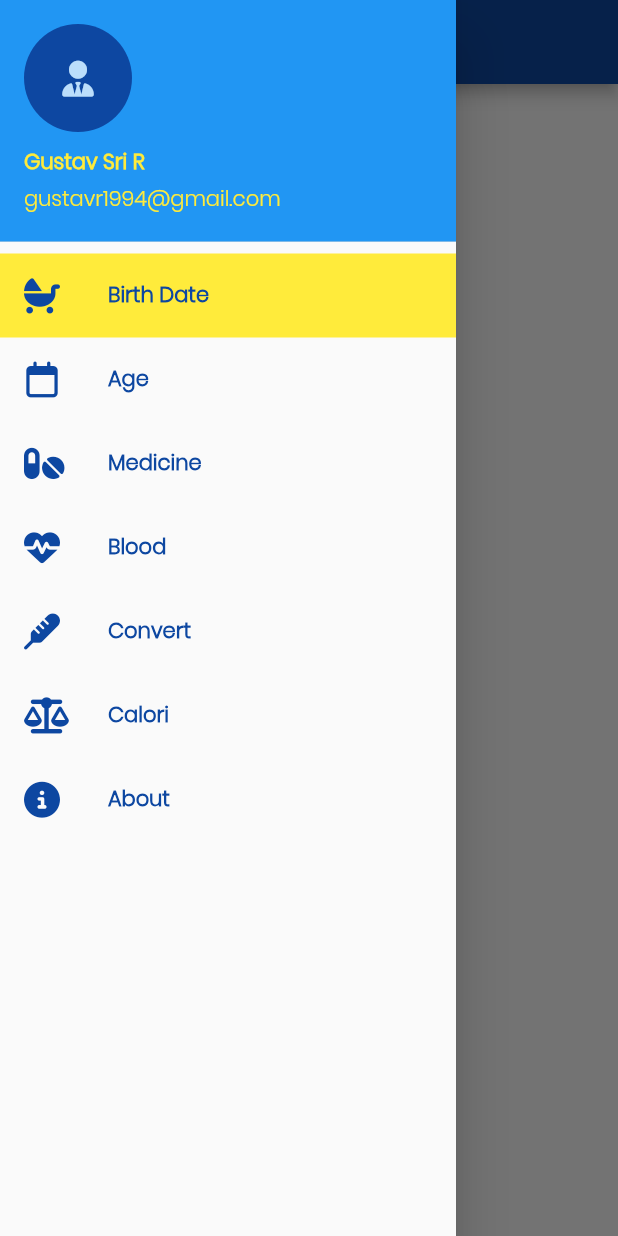
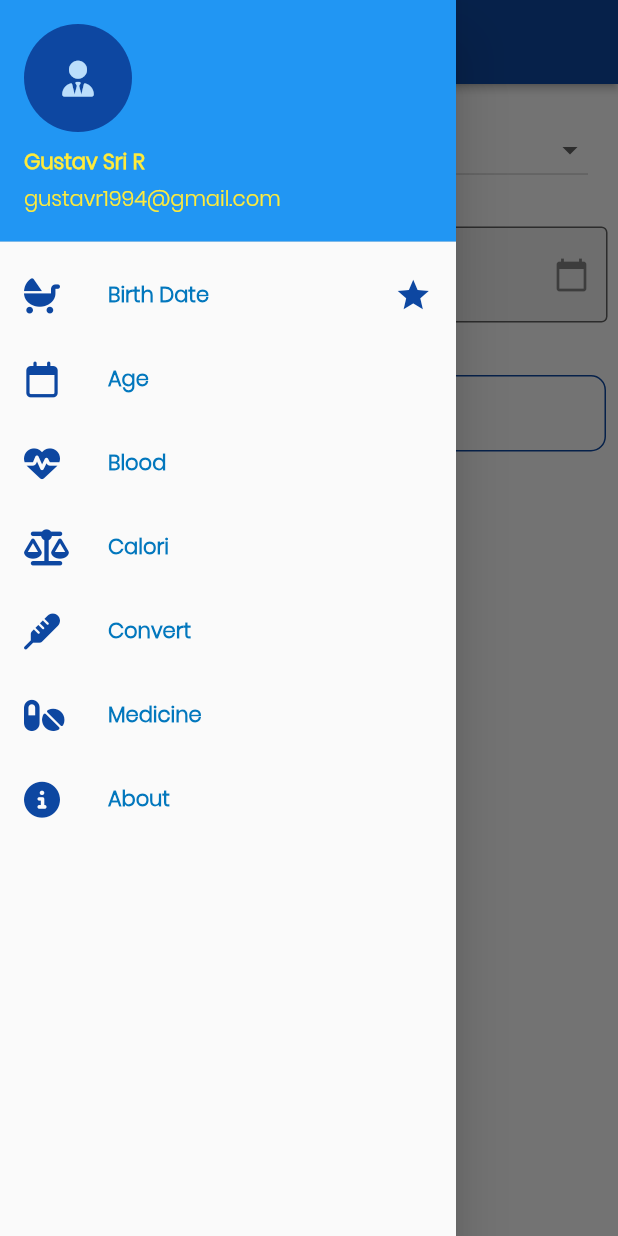
Before and after one commit to gustavsr1994/vetzone, a Flutter app: the screen it shows after launch, with the side drawer open, on a phone screen of 412 x 824 dp. Run offline on Flutter 3.47's test engine with Material 2 defaults, Android fonts, the phone set to English and light mode, and no system bars; drawn by our look-alikes of datetime_picker_formfield; our stand-ins replace bubble_tab_indicator, font_awesome_flutter, get.

Commit message:
refactor code migrate version flutter

```diff
--- a/vetzone/lib/assets/common/constant/constant_string.dart
+++ b/vetzone/lib/assets/common/constant/constant_string.dart
@@ -1,6 +1,47 @@
+import 'package:font_awesome_flutter/font_awesome_flutter.dart';
+import 'package:vetzone/statemanagement/controller/navigation_controller.dart';
+import 'package:vetzone/views/AboutPage.dart';
+import 'package:vetzone/views/Age.dart';
+import 'package:vetzone/views/BirthDate.dart';
+import 'package:vetzone/views/Blood.dart';
+import 'package:vetzone/views/Calori.dart';
+import 'package:vetzone/views/Convert.dart';
+import 'package:vetzone/views/Medicine.dart';
+
 class TitleString {
-  String BIRTH_DATE_TITLE = 'Birth Date';
+  List<NavModel> list_menu = [
+    NavModel(
+        iconMenu: FontAwesomeIcons.babyCarriage,
+        titleMenu: 'Birth Date',
+        menuWidget: BirthDateMenu()),
+    NavModel(
+        iconMenu: FontAwesomeIcons.calendar,
+        titleMenu: 'Age',
+        menuWidget: AgeMenu()),
+    NavModel(
+        iconMenu: FontAwesomeIcons.heartbeat,
+        titleMenu: 'Blood',
+        menuWidget: BloodMenu()),
+    NavModel(
+        iconMenu: FontAwesomeIcons.balanceScale,
+        titleMenu: 'Calori',
+        menuWidget: CaloriMenu()),
+    NavModel(
+        iconMenu: FontAwesomeIcons.thermometer,
+        titleMenu: 'Convert',
+        menuWidget: ConvertMenu()),
+    NavModel(
+        iconMenu: FontAwesomeIcons.pills,
+        titleMenu: 'Medicine',
+        menuWidget: MedicineMenu()),
+    NavModel(
+        iconMenu: FontAwesomeIcons.infoCircle,
+        titleMenu: 'About',
+        menuWidget: AboutPage()),
+  ];
 }
+
+class MenuModel {}
 
 class FieldString {
   String TYPE_PETS = 'SELECT TYPE PETS';
--- a/vetzone/lib/assets/common/style/color_palette.dart
+++ b/vetzone/lib/assets/common/style/color_palette.dart
@@ -3,9 +3,9 @@ library color;
 import 'package:flutter/material.dart';
 
 class ColorPalettes {
-  Color lightPrimary = Color(0xfffcfcff);
-  Color primaryDarkColor = Colors.blue[900];
-  Color primaryColor = Colors.lightBlue[800];
-  Color accentColor = Colors.yellow[500];
-  Color errorColor = Color(0xffe11e27);
+  Color? lightPrimary = Color(0xfffcfcff);
+  Color? primaryDarkColor = Colors.blue[900];
+  Color? primaryColor = Colors.lightBlue[800];
+  Color? accentColor = Colors.yellow[500];
+  Color? errorColor = Color(0xffe11e27);
 }
--- a/vetzone/lib/assets/widget/card/card_custom.dart
+++ b/vetzone/lib/assets/widget/card/card_custom.dart
@@ -5,7 +5,7 @@ import 'package:vetzone/assets/common/style/color_palette.dart';
 class CardCustom extends StatelessWidget {
   final String title;
   final String result;
-  CardCustom({this.title, this.result});
+  CardCustom({required this.title, required this.result});
 
   final titleStringCommon = TitleString();
   final fieldStringCommon = FieldString();
@@ -21,7 +21,7 @@ class CardCustom extends StatelessWidget {
             padding: EdgeInsets.all(12),
             margin: EdgeInsets.all(8),
             decoration: BoxDecoration(
-                border: Border.all(color: colorPalettes.primaryDarkColor),
+                border: Border.all(color: colorPalettes.primaryDarkColor!),
                 borderRadius: BorderRadius.circular(10)),
             child: Text(
               result,
--- a/vetzone/lib/main.dart
+++ b/vetzone/lib/main.dart
@@ -11,6 +11,7 @@ class MyApp extends StatelessWidget {
   Widget build(BuildContext context) {
     return GetMaterialApp(
       title: 'Vet Zone',
+      debugShowCheckedModeBanner: false,
       theme: ThemeData(
           fontFamily: 'Poppins',
           primaryColorDark: ColorPalettes().primaryDarkColor,
--- a/vetzone/lib/statemanagement/controller/navigation_controller.dart
+++ b/vetzone/lib/statemanagement/controller/navigation_controller.dart
@@ -1,8 +1,31 @@
+import 'package:flutter/material.dart';
 import 'package:get/get.dart';
-import 'package:vetzone/views/BirthDate.dart';
+import 'package:vetzone/assets/common/constant/constant_string.dart';
 
-class NavigationController extends GetxController with StateMixin<String> {
+class NavigationController extends GetxController with StateMixin<NavModel> {
   void changeMenu(String nameMenu) async {
-    change(nameMenu, status: RxStatus.success());
+    final listMenu = TitleString().list_menu;
+    Get.back();
+    for (var item in listMenu) {
+      if (nameMenu == item.titleMenu) {
+        change(
+            NavModel(
+                iconMenu: item.iconMenu,
+                titleMenu: item.titleMenu,
+                menuWidget: item.menuWidget),
+            status: RxStatus.success());
+      }
+    }
   }
 }
+
+class NavModel {
+  IconData iconMenu;
+  String titleMenu;
+  Widget menuWidget;
+
+  NavModel(
+      {required this.iconMenu,
+      required this.titleMenu,
+      required this.menuWidget});
+}
--- a/vetzone/lib/statemanagement/providers/AgeProv.dart
+++ b/vetzone/lib/statemanagement/providers/AgeProv.dart
@@ -2,7 +2,7 @@ import 'package:flutter/cupertino.dart';
 
 class AgeProv with ChangeNotifier {
   AgeProv();
-  String resultAge = null;
+  String? resultAge = "";
 
   void setAge(DateTime birthDate) {
     DateTime currentDate = DateTime.now();
@@ -24,8 +24,8 @@ class AgeProv with ChangeNotifier {
         ' months, ' +
         days.toString() +
         ' days';
-        notifyListeners();
+    notifyListeners();
   }
 
-  String get getResultAge => resultAge;
+  String get getResultAge => resultAge!;
 }
--- a/vetzone/lib/statemanagement/providers/BirthProv.dart
+++ b/vetzone/lib/statemanagement/providers/BirthProv.dart
@@ -3,7 +3,7 @@ import 'package:vetzone/assets/common/utils/date_formatter.dart';
 
 class BirthProv with ChangeNotifier {
   BirthProv();
-  String birthDate;
+  String? birthDate = "";
   void setBirth(int type, DateTime marriageDate) {
     switch (type) {
       case 0:
@@ -38,5 +38,5 @@ class BirthProv with ChangeNotifier {
     // birthDate = marriageDate;
   }
 
-  String get getResultBirth => birthDate;
+  String get getResultBirth => birthDate!;
 }
--- a/vetzone/lib/statemanagement/providers/ConvertProv.dart
+++ b/vetzone/lib/statemanagement/providers/ConvertProv.dart
@@ -2,7 +2,7 @@ import 'package:flutter/cupertino.dart';
 
 class ConvertProv with ChangeNotifier {
   ConvertProv();
-  String result;
+  String? result;
   void setConvertMassa(int value, int unit1, int unit2) {
     switch (unit1) {
       case 1:
@@ -207,5 +207,5 @@ class ConvertProv with ChangeNotifier {
     notifyListeners();
   }
 
-  String get getResult => result;
+  String get getResult => result!;
 }
--- a/vetzone/lib/views/MainMenu.dart
+++ b/vetzone/lib/views/MainMenu.dart
@@ -1,7 +1,6 @@
 import 'package:flutter/material.dart';
 import 'package:get/get.dart';
 import 'package:vetzone/statemanagement/controller/navigation_controller.dart';
-import 'package:vetzone/views/BirthDate.dart';
 import 'package:vetzone/widgets/DrawerNavigation.dart';
 import 'package:vetzone/widgets/HeaderTitle.dart';
 
@@ -23,16 +22,13 @@ class _MainMenuState extends State<MainMenu> {
     return Scaffold(
       appBar: AppBar(
         backgroundColor: Theme.of(context).primaryColorDark,
-        title: HeaderTitle(
-          context: context,
-          title: 'Vet Zone',
-        ),
+        elevation: 2,
+        title: menuNavController.obx((state) => HeaderTitle(
+              context: context,
+              title: state!.titleMenu,
+            )),
       ),
-      body: SafeArea(
-        child: Container(
-          child: Text('Main Menu'),
-        ),
-      ),
+      body: menuNavController.obx((state) => state!.menuWidget),
       drawer: DrawerNavigation(),
     );
   }
--- a/vetzone/lib/widgets/DrawerNavigation.dart
+++ b/vetzone/lib/widgets/DrawerNavigation.dart
@@ -1,19 +1,13 @@
 import 'package:flutter/material.dart';
 import 'package:font_awesome_flutter/font_awesome_flutter.dart';
 import 'package:get/get.dart';
+import 'package:vetzone/assets/common/constant/constant_string.dart';
 import 'package:vetzone/assets/common/style/color_palette.dart';
 import 'package:vetzone/statemanagement/controller/navigation_controller.dart';
-import 'package:vetzone/views/Age.dart';
-import 'package:vetzone/views/BirthDate.dart';
-import 'package:vetzone/views/Blood.dart';
-import 'package:vetzone/views/Calori.dart';
-import 'package:vetzone/views/Convert.dart';
-import 'package:vetzone/views/MainMenu.dart';
-import 'package:vetzone/views/Medicine.dart';
 
 class DrawerNavigation extends StatelessWidget {
-  var menuNavController = Get.put(NavigationController());
-
+  final menuNavController = Get.put(NavigationController());
+  final listMenu = TitleString().list_menu;
   @override
   Widget build(BuildContext context) {
     return Drawer(
@@ -36,114 +30,129 @@ class DrawerNavigation extends StatelessWidget {
               child: Icon(FontAwesomeIcons.userTie),
             ),
           ),
+          // ignore: sdk_version_ui_as_code
+          for (var index = 0; index < listMenu.length; index++)
             menuNavController.obx((state) => (ListTile(
-                selected: state == "Birth Date" ? true : false,
-                selectedTileColor: ColorPalettes().accentColor,
+                  trailing: state!.titleMenu == listMenu[index].titleMenu
+                      ? Icon(
+                          Icons.star,
+                          size: 25,
+                          color: ColorPalettes().primaryDarkColor,
+                        )
+                      : SizedBox(),
                   leading: IconTheme(
                       data: IconThemeData(
                           color: Theme.of(context).primaryColorDark),
-                    child: Icon(FontAwesomeIcons.babyCarriage)),
+                      child: Icon(listMenu[index].iconMenu)),
                   title: Text(
-                  'Birth Date',
+                    listMenu[index].titleMenu,
                     style: TextStyle(
-                      color: Theme.of(context).primaryColorDark,
+                        color: Theme.of(context).primaryColor,
                         fontWeight: FontWeight.bold),
                   ),
                   onTap: () {
-                  menuNavController.changeMenu('Birth Date');
+                    menuNavController.changeMenu(listMenu[index].titleMenu);
                   },
-              ))),
-          ListTile(
-              leading: IconTheme(
-                  data:
-                      IconThemeData(color: Theme.of(context).primaryColorDark),
-                  child: Icon(FontAwesomeIcons.calendar)),
-              title: Text(
-                'Age',
-                style: TextStyle(
-                    color: Theme.of(context).primaryColorDark,
-                    fontWeight: FontWeight.bold),
-              ),
-              onTap: () {
-                menuNavController.changeMenu('Age');
-                Navigator.of(context).push(MaterialPageRoute(
-                    builder: (BuildContext context) => AgeMenu()));
-              }),
-          ListTile(
-            leading: IconTheme(
-                data: IconThemeData(color: Theme.of(context).primaryColorDark),
-                child: Icon(FontAwesomeIcons.pills)),
-            title: Text(
-              'Medicine',
-              style: TextStyle(
-                  color: Theme.of(context).primaryColorDark,
-                  fontWeight: FontWeight.bold),
-            ),
-            onTap: () {
-              Navigator.of(context).push(MaterialPageRoute(
-                  builder: (BuildContext context) => MedicineMenu()));
-            },
-          ),
-          ListTile(
-            leading: IconTheme(
-                data: IconThemeData(color: Theme.of(context).primaryColorDark),
-                child: Icon(FontAwesomeIcons.heartbeat)),
-            title: Text(
-              'Blood',
-              style: TextStyle(
-                  color: Theme.of(context).primaryColorDark,
-                  fontWeight: FontWeight.bold),
-            ),
-            onTap: () {
-              Navigator.of(context).push(MaterialPageRoute(
-                  builder: (BuildContext context) => BloodMenu()));
-            },
-          ),
-          ListTile(
-            leading: IconTheme(
-                data: IconThemeData(color: Theme.of(context).primaryColorDark),
-                child: Icon(FontAwesomeIcons.thermometer)),
-            title: Text(
-              'Convert',
-              style: TextStyle(
-                  color: Theme.of(context).primaryColorDark,
-                  fontWeight: FontWeight.bold),
-            ),
-            onTap: () {
-              Navigator.of(context).push(MaterialPageRoute(
-                  builder: (BuildContext context) => ConvertMenu()));
-            },
-          ),
-          ListTile(
-            leading: IconTheme(
-                data: IconThemeData(color: Theme.of(context).primaryColorDark),
-                child: Icon(FontAwesomeIcons.balanceScale)),
-            title: Text(
-              'Calori',
-              style: TextStyle(
-                  color: Theme.of(context).primaryColorDark,
-                  fontWeight: FontWeight.bold),
-            ),
-            onTap: () {
-              Navigator.of(context).push(MaterialPageRoute(
-                  builder: (BuildContext context) => CaloriMenu()));
-            },
-          ),
-          ListTile(
-            leading: IconTheme(
-                data: IconThemeData(color: Theme.of(context).primaryColorDark),
-                child: Icon(FontAwesomeIcons.infoCircle)),
-            title: Text(
-              'About',
-              style: TextStyle(
-                  color: Theme.of(context).primaryColorDark,
-                  fontWeight: FontWeight.bold),
-            ),
-            onTap: () {
-              Navigator.of(context).push(MaterialPageRoute(
-                  builder: (BuildContext context) => MainMenu()));
-            },
-          ),
+                )))
+
+          // menuNavController.obx(
+          //   (state) => ListTile(
+          //       trailing: state.titleMenu == "Age"
+          //           ? Icon(
+          //               Icons.star,
+          //               size: 25,
+          //               color: ColorPalettes().primaryDarkColor,
+          //             )
+          //           : SizedBox(),
+          //       leading: IconTheme(
+          //           data: IconThemeData(
+          //               color: Theme.of(context).primaryColorDark),
+          //           child: Icon(FontAwesomeIcons.calendar)),
+          //       title: Text(
+          //         'Age',
+          //         style: TextStyle(
+          //             color: Theme.of(context).primaryColorDark,
+          //             fontWeight: FontWeight.bold),
+          //       ),
+          //       onTap: () {
+          //         menuNavController.changeMenu('Age');
+          //       }),
+          // ),
+          // ListTile(
+          //   leading: IconTheme(
+          //       data: IconThemeData(color: Theme.of(context).primaryColorDark),
+          //       child: Icon(FontAwesomeIcons.pills)),
+          //   title: Text(
+          //     'Medicine',
+          //     style: TextStyle(
+          //         color: Theme.of(context).primaryColorDark,
+          //         fontWeight: FontWeight.bold),
+          //   ),
+          //   onTap: () {
+          //     Navigator.of(context).push(MaterialPageRoute(
+          //         builder: (BuildContext context) => MedicineMenu()));
+          //   },
+          // ),
+          // ListTile(
+          //   leading: IconTheme(
+          //       data: IconThemeData(color: Theme.of(context).primaryColorDark),
+          //       child: Icon(FontAwesomeIcons.heartbeat)),
+          //   title: Text(
+          //     'Blood',
+          //     style: TextStyle(
+          //         color: Theme.of(context).primaryColorDark,
+          //         fontWeight: FontWeight.bold),
+          //   ),
+          //   onTap: () {
+          //     Navigator.of(context).push(MaterialPageRoute(
+          //         builder: (BuildContext context) => BloodMenu()));
+          //   },
+          // ),
+          // ListTile(
+          //   leading: IconTheme(
+          //       data: IconThemeData(color: Theme.of(context).primaryColorDark),
+          //       child: Icon(FontAwesomeIcons.thermometer)),
+          //   title: Text(
+          //     'Convert',
+          //     style: TextStyle(
+          //         color: Theme.of(context).primaryColorDark,
+          //         fontWeight: FontWeight.bold),
+          //   ),
+          //   onTap: () {
+          //     Navigator.of(context).push(MaterialPageRoute(
+          //         builder: (BuildContext context) => ConvertMenu()));
+          //   },
+          // ),
+          // ListTile(
+          //   leading: IconTheme(
+          //       data: IconThemeData(color: Theme.of(context).primaryColorDark),
+          //       child: Icon(FontAwesomeIcons.balanceScale)),
+          //   title: Text(
+          //     'Calori',
+          //     style: TextStyle(
+          //         color: Theme.of(context).primaryColorDark,
+          //         fontWeight: FontWeight.bold),
+          //   ),
+          //   onTap: () {
+          //     Navigator.of(context).push(MaterialPageRoute(
+          //         builder: (BuildContext context) => CaloriMenu()));
+          //   },
+          // ),
+          // ListTile(
+          //   leading: IconTheme(
+          //       data: IconThemeData(color: Theme.of(context).primaryColorDark),
+          //       child: Icon(FontAwesomeIcons.infoCircle)),
+          //   title: Text(
+          //     'About',
+          //     style: TextStyle(
+          //         color: Theme.of(context).primaryColorDark,
+          //         fontWeight: FontWeight.bold),
+          //   ),
+          //   onTap: () {
+          //     Navigator.of(context).push(MaterialPageRoute(
+          //         builder: (BuildContext context) => MainMenu()));
+          //   },
+          // ),
         ],
       ),
     );
--- a/vetzone/lib/widgets/HeaderTitle.dart
+++ b/vetzone/lib/widgets/HeaderTitle.dart
@@ -2,14 +2,14 @@ import 'package:flutter/material.dart';
 import 'package:vetzone/assets/common/style/color_palette.dart';
 
 class HeaderTitle extends StatelessWidget {
-  final String title;
-  final BuildContext context;
+  final String? title;
+  final BuildContext? context;
   HeaderTitle({this.title, this.context});
 
   @override
   Widget build(BuildContext context2) {
     return Text(
-      title,
+      title!,
       style: TextStyle(
           fontSize: 17,
           fontWeight: FontWeight.bold,
--- a/vetzone/pubspec.yaml
+++ b/vetzone/pubspec.yaml
@@ -14,7 +14,7 @@ description: A new Flutter project.
 version: 1.0.0+1
 
 environment:
-  sdk: ">=2.1.0 <3.0.0"
+  sdk: ">=2.12.0 <3.0.0"
 
 dependencies:
   bubble_tab_indicator: null
```
Also changed, not shown: vetzone/lib/models/Model.dart (+6 -21 lines), vetzone/lib/views/AboutPage.dart (added, +10 -0 lines), vetzone/lib/views/Age.dart (+5 -16 lines), vetzone/lib/views/BirthDate.dart (+9 -24 lines), vetzone/lib/views/Blood.dart (+8 -23 lines), vetzone/lib/views/Convert.dart (+30 -26 lines), vetzone/lib/views/Medicine.dart (+8 -8 lines), vetzone/lib/widgets/TabBarAdapter.dart (+7 -5 lines). Lines whose indentation alone changed are shown as unchanged.
